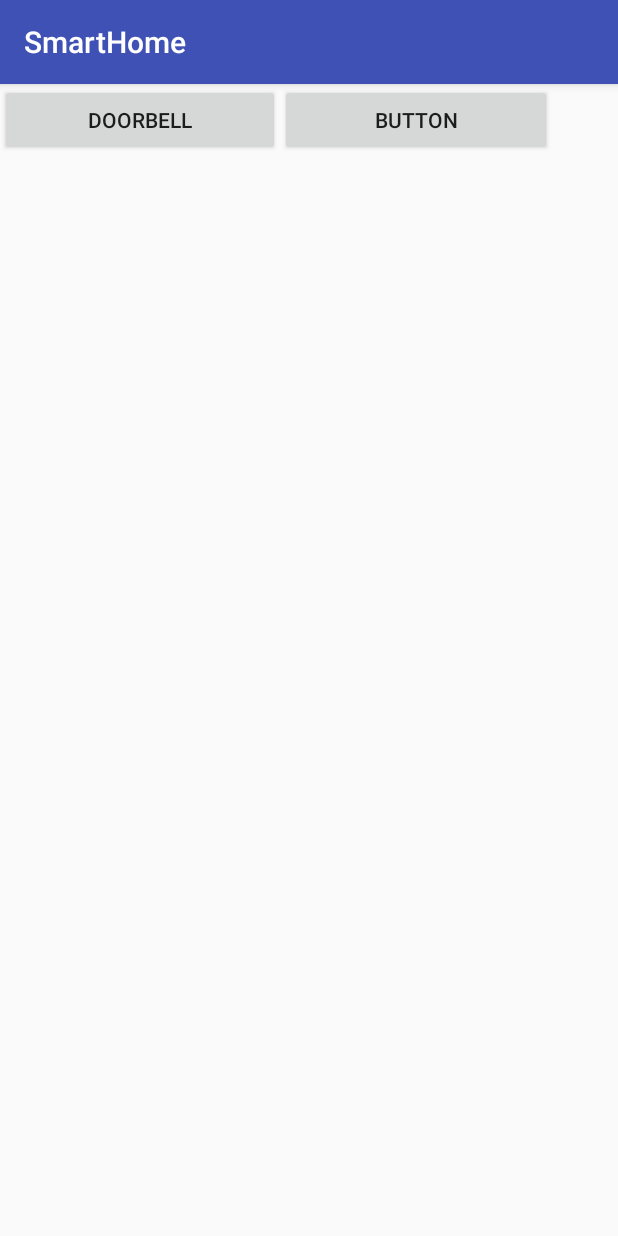
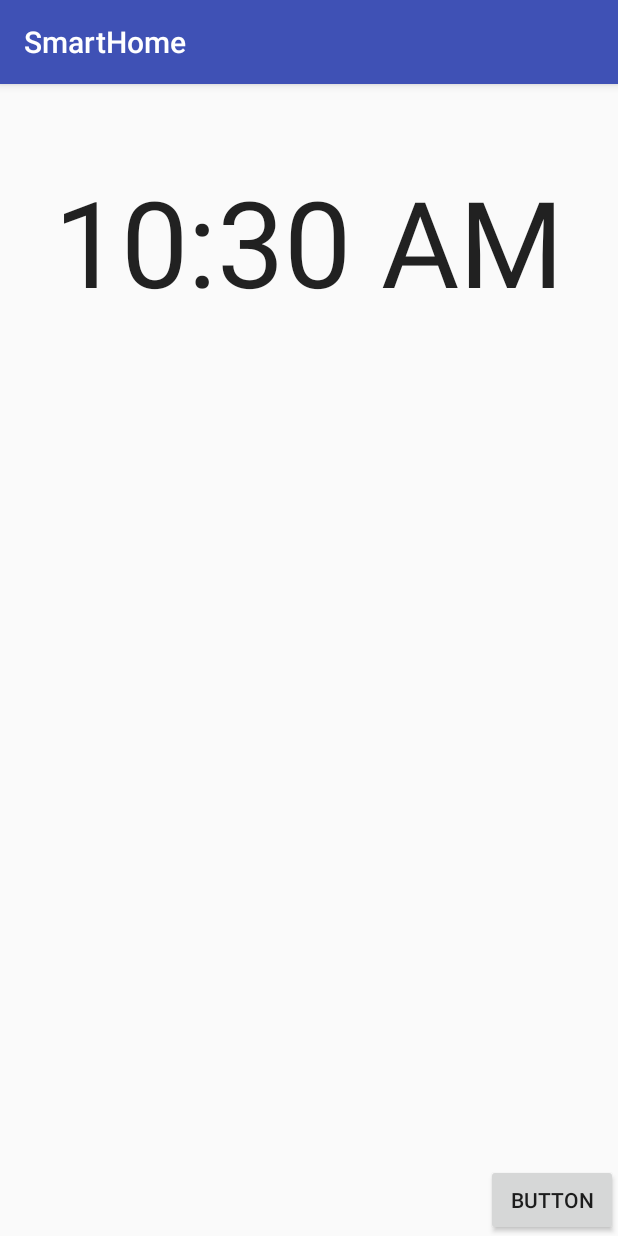
Before and after one commit to MarcusTsai/Smart-Home, an Android app: the screen it shows after launch (MainActivity), on a phone screen of 412 x 824 dp. Run offline under Robolectric (Android 15) with nearby library versions, the phone set to English and light mode, and no system bars; our stand-ins replace Firebase (no records; nobody signed in at launch, a user with empty details on screens opened directly); 1 statement that could not run was skipped.

Commit message:
Add features

```diff
--- a/app/src/main/res/layout/activity_main.xml
+++ b/app/src/main/res/layout/activity_main.xml
@@ -1,35 +1,27 @@
 <?xml version="1.0" encoding="utf-8"?>
-<android.support.constraint.ConstraintLayout xmlns:android="http://schemas.android.com/apk/res/android"
-    xmlns:app="http://schemas.android.com/apk/res-auto"
+<RelativeLayout xmlns:android="http://schemas.android.com/apk/res/android"
     xmlns:tools="http://schemas.android.com/tools"
     android:layout_width="match_parent"
     android:layout_height="match_parent"
     tools:context="com.mobiot.cmu.smarthome.activities.MainActivity">
+    <Button
+        android:id="@+id/facedetection"
+        android:layout_width="wrap_content"
+        android:layout_height="wrap_content"
+        android:layout_weight="1"
+        android:text="Button"
+        android:layout_alignParentBottom="true"
+        android:layout_alignParentEnd="true" />
 
-    <LinearLayout
-        android:layout_width="368dp"
-        android:layout_height="495dp"
-        android:orientation="horizontal"
-        tools:layout_editor_absoluteY="8dp"
-        tools:layout_editor_absoluteX="8dp">
+    <TextClock
+        android:id="@+id/textClock"
+        android:layout_width="wrap_content"
+        android:layout_height="wrap_content"
+        android:textSize="80sp"
+        tools:layout_editor_absoluteX="82dp"
+        tools:layout_editor_absoluteY="142dp"
+        android:layout_marginTop="51dp"
+        android:layout_alignParentTop="true"
+        android:layout_centerHorizontal="true" />
 
-        <Button
-            android:id="@+id/button2"
-            android:layout_width="wrap_content"
-            android:layout_height="wrap_content"
-            android:layout_weight="1"
-            android:text="Doorbell"
-            app:layout_constraintBottom_toBottomOf="parent"
-            app:layout_constraintLeft_toLeftOf="parent"
-            app:layout_constraintRight_toRightOf="parent"
-            app:layout_constraintTop_toTopOf="parent" />
-
-        <Button
-            android:id="@+id/facedetection"
-            android:layout_width="wrap_content"
-            android:layout_height="wrap_content"
-            android:layout_weight="1"
-            android:text="Button" />
-    </LinearLayout>
-
-</android.support.constraint.ConstraintLayout>
+</RelativeLayout>
--- a/app/src/main/res/layout/audio_item.xml
+++ b/app/src/main/res/layout/audio_item.xml
@@ -3,16 +3,18 @@
     android:layout_width="match_parent"
     android:layout_height="match_parent"
     android:orientation="horizontal"
+    android:background="@color/audio_item_green"
     android:descendantFocusability="blocksDescendants">
     <ImageView
         android:layout_width="60dp"
         android:layout_height="50dp"
-        android:layout_marginTop="5dp"/>
+        android:layout_marginTop="5dp"
+        android:src="@drawable/ic_mic_none_white_36dp"/>
     <LinearLayout
         android:layout_width="wrap_content"
         android:layout_height="wrap_content"
         android:orientation="vertical"
-        android:layout_marginLeft="30dp">
+        android:layout_marginLeft="10dp">
         <TextView
             android:id="@+id/audio_file_name"
             android:layout_width="wrap_content"
```
Also changed, not shown: app/src/main/res/layout/activity_audio_record.xml (+50 -36 lines).
